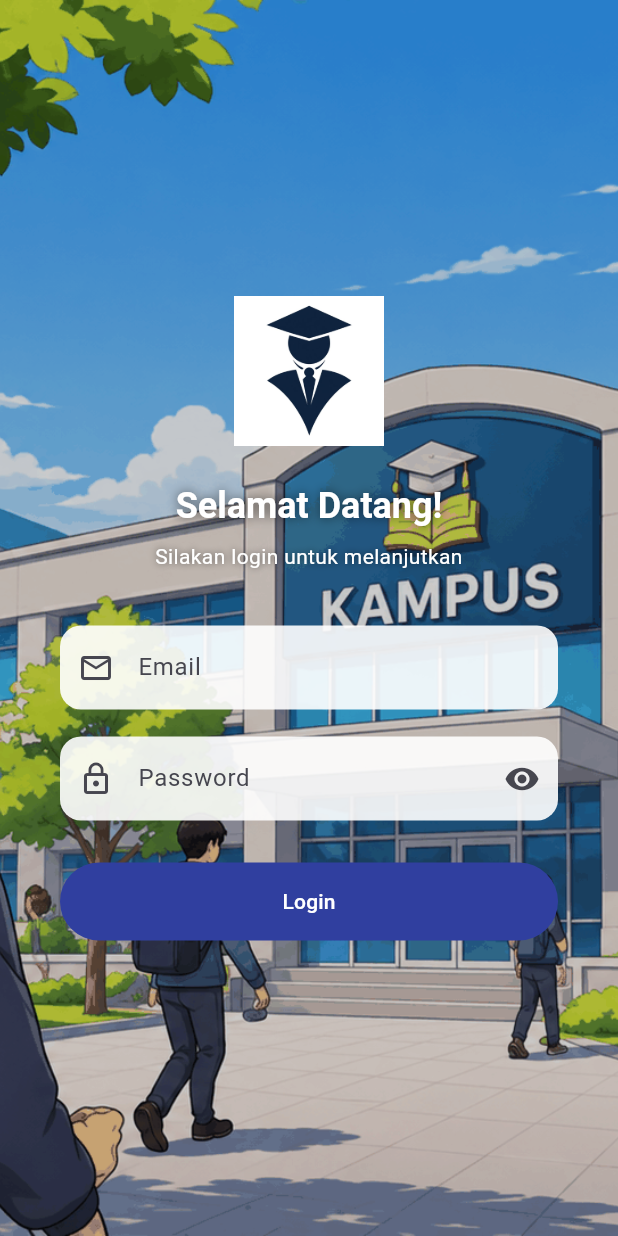
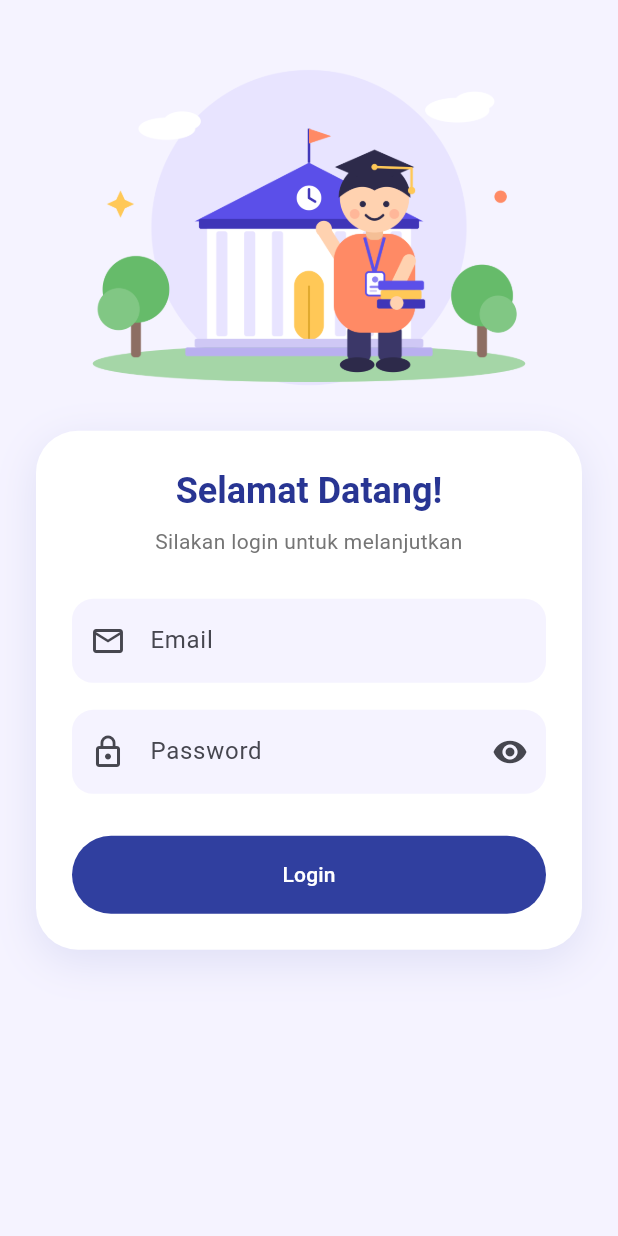
Before and after one commit to voltakits725/uts_pml_1124160165, a Flutter app: the screen it shows after launch, on a phone screen of 412 x 824 dp. Run offline on Flutter 3.47's test engine with Material 3 defaults, Android fonts, the phone set to English and light mode, and no system bars.

```diff
--- a/soal2_profil_app/lib/screens/login_page.dart
+++ b/soal2_profil_app/lib/screens/login_page.dart
@@ -1,4 +1,3 @@
-
 import 'package:flutter/material.dart';
 
 // import 'profile_page.dart';
@@ -55,88 +54,68 @@ class _LoginPageState extends State<LoginPage> {
 
   @override
   Widget build(BuildContext context) {
-    final colorScheme = Theme.of(context).colorScheme;
+    final screenHeight = MediaQuery.of(context).size.height;
 
     return Scaffold(
-      body: Stack(
-        children: [
-          // Background kampus
-          Positioned.fill(
-            child: Image.asset(
-              'assets/images/campus_static.gif',
-              fit: BoxFit.cover,
-            ),
-          ),
-
-          // Overlay background
-          Positioned.fill(
-            child: Container(
-              color: Colors.black.withOpacity(0.20),
-            ),
-          ),
-
-          // Login content
-          SafeArea(
-            child: Center(
-              child: SingleChildScrollView(
-                padding: const EdgeInsets.all(24),
-                child: ConstrainedBox(
-                  constraints: const BoxConstraints(
-                    maxWidth: 420,
+      backgroundColor: const Color(0xFFF5F3FF),
+      body: SafeArea(
+        child: SingleChildScrollView(
+          padding: const EdgeInsets.all(24),
+          child: Center(
+            child: ConstrainedBox(
+              constraints: const BoxConstraints(maxWidth: 420),
+              child: Column(
+                children: [
+                  // Ilustrasi kampus di atas
+                  Image.asset(
+                    'assets/images/login-ilustrasi.png',
+                    height: screenHeight * 0.3,
+                    fit: BoxFit.contain,
                   ),
 
-                  child: Padding(
-                    padding: const EdgeInsets.all(16),
+                  const SizedBox(height: 16),
+
+                  // Card form login
+                  Container(
+                    padding: const EdgeInsets.all(24),
+                    decoration: BoxDecoration(
+                      color: Colors.white,
+                      borderRadius: BorderRadius.circular(28),
+                      boxShadow: [
+                        BoxShadow(
+                          color: Colors.indigo.withOpacity(0.12),
+                          blurRadius: 24,
+                          offset: const Offset(0, 8),
+                        ),
+                      ],
+                    ),
                     child: Form(
                       key: _formKey,
                       child: Column(
                         crossAxisAlignment: CrossAxisAlignment.stretch,
                         children: [
-                          // Logo
-                          Image.asset(
-                            'assets/images/logo-login.png',
-                            height: 100,
-                            width: 100,
-                            fit: BoxFit.contain,
-                          ),
-
-                          const SizedBox(height: 24),
-
                           // Judul
                           Text(
                             'Selamat Datang!',
                             textAlign: TextAlign.center,
                             style: Theme.of(context)
-                                .textTheme.headlineSmall
+                                .textTheme
+                                .headlineSmall
                                 ?.copyWith(
-                                  color: Colors.white,
+                                  color: Colors.indigo.shade800,
                                   fontWeight: FontWeight.bold,
-                                  shadows: [
-                                    const Shadow(
-                                      color: Colors.black54,
-                                      blurRadius: 8,
-                                    ),
-                                  ],
                                 ),
                           ),
 
                           const SizedBox(height: 8),
 
-                          const Text(
+                          Text(
                             'Silakan login untuk melanjutkan',
                             textAlign: TextAlign.center,
-                            style: TextStyle(
-                              color: Colors.white,
-                              shadows: [
-                                Shadow(
-                                  color: Colors.black54,
-                                  blurRadius: 6,
-                                ),
-                              ],
-                            ),
+                            style: TextStyle(color: Colors.grey.shade600),
                           ),
 
-                          const SizedBox(height: 36),
+                          const SizedBox(height: 28),
 
                           // Email
                           TextFormField(
@@ -146,7 +125,7 @@ class _LoginPageState extends State<LoginPage> {
                               labelText: 'Email',
                               prefixIcon: const Icon(Icons.email_outlined),
                               filled: true,
-                              fillColor: Colors.white.withOpacity(0.9),
+                              fillColor: const Color(0xFFF5F3FF),
                               border: OutlineInputBorder(
                                 borderRadius: BorderRadius.circular(14),
                                 borderSide: BorderSide.none,
@@ -159,9 +138,8 @@ class _LoginPageState extends State<LoginPage> {
                                 return 'Email tidak boleh kosong';
                               }
 
-                              if (!RegExp(
-                                r'^[^@\s]+@[^@\s]+\.[^@\s]+$',
-                              ).hasMatch(email)) {
+                              if (!RegExp(r'^[^@\s]+@[^@\s]+\.[^@\s]+$')
+                                  .hasMatch(email)) {
                                 return 'Format email tidak valid';
                               }
 
@@ -191,7 +169,7 @@ class _LoginPageState extends State<LoginPage> {
                                 ),
                               ),
                               filled: true,
-                              fillColor: Colors.white.withOpacity(0.9),
+                              fillColor: const Color(0xFFF5F3FF),
                               border: OutlineInputBorder(
                                 borderRadius: BorderRadius.circular(14),
                                 borderSide: BorderSide.none,
@@ -220,9 +198,8 @@ class _LoginPageState extends State<LoginPage> {
                             style: FilledButton.styleFrom(
                               backgroundColor: Colors.indigo.shade700,
                               foregroundColor: Colors.white,
-                              padding: const EdgeInsets.symmetric(
-                                vertical: 16,
-                              ),
+                              padding:
+                                  const EdgeInsets.symmetric(vertical: 16),
                               shape: RoundedRectangleBorder(
                                 borderRadius: BorderRadius.circular(30),
                               ),
@@ -242,12 +219,11 @@ class _LoginPageState extends State<LoginPage> {
                       ),
                     ),
                   ),
-
-                ),
+                ],
               ),
             ),
           ),
-        ],
+        ),
       ),
     );
   }
--- a/soal2_profil_app/lib/screens/profile_page.dart
+++ b/soal2_profil_app/lib/screens/profile_page.dart
@@ -0,0 +1,21 @@
+
+import 'package:flutter/material.dart';
+
+class ProfilePage extends StatelessWidget {
+  const ProfilePage({super.key});
+
+  @override
+  Widget build(BuildContext context) {
+    return Scaffold(
+      appBar: AppBar(
+        title: const Text('Profil Mahasiswa'),
+        centerTitle: true,
+      ),
+      body: const Center(
+        child: Text(
+          'Selamat Datang di Profil Mahasiswa!',
+        ),
+      ),
+    );
+  }
+}
```
Also changed, not shown: soal2_profil_app/assets/images/login-ilustrasi.png (added), soal2_profil_app/assets/images/taman-kampus.png (added).
